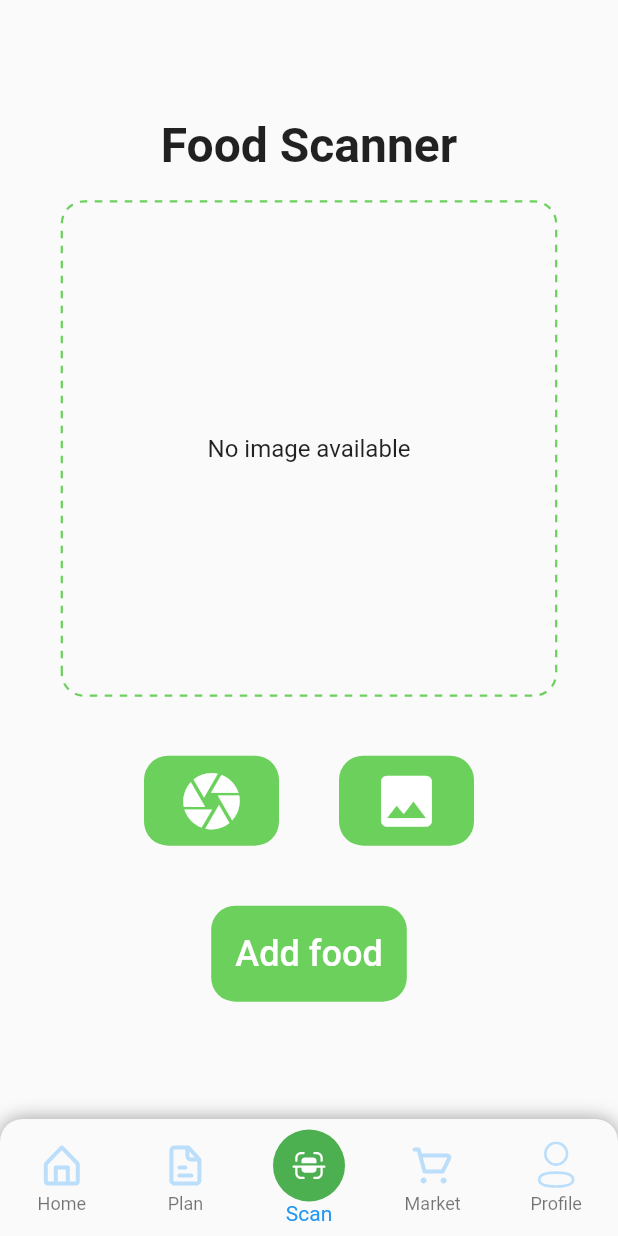
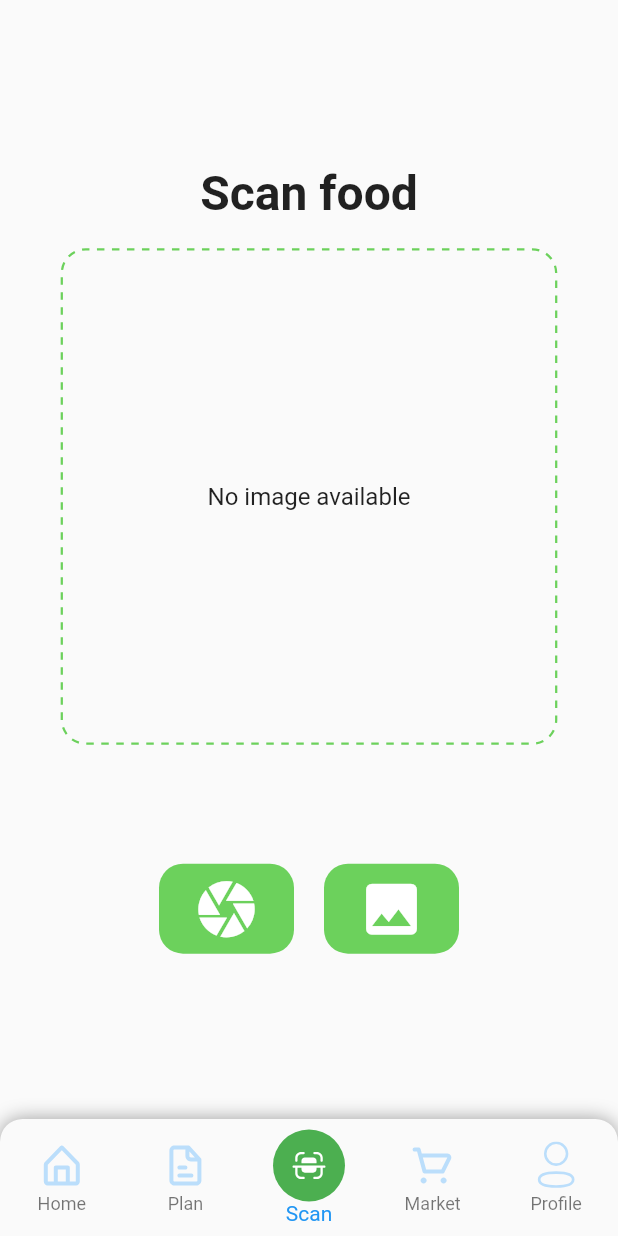
Before and after one commit to SonNguyen9720/plan_meal_app, a Flutter app: the ScanFoodScreen screen opened directly, on a phone screen of 412 x 824 dp. Run offline on Flutter 3.47's test engine with Material 2 defaults, Android fonts, the phone set to English and light mode, and no system bars; drawn by our look-alikes of dotted_border; our stand-ins replace bloc, camera, carousel_slider, dio, equatable, firebase_core and 12 more; accounts and stored records are empty; Roboto replaces fonts that are missing (Signika).

Commit message:
Update scan food UI

```diff
--- a/lib/config/server_addresses.dart
+++ b/lib/config/server_addresses.dart
@@ -26,4 +26,7 @@ class ServerAddresses {
   static const addDish = "/menu/add-dish";
   static const removeDish = "/menu/remove-dish";
 
+  //classification
+  static const classification = "/classification";
+
 }
--- a/lib/data/repositories/abstract/food_repository.dart
+++ b/lib/data/repositories/abstract/food_repository.dart
@@ -5,4 +5,5 @@ abstract class FoodRepository {
   Future<String> addMealFood(String dishId, String date, String meal,
       {int quantity = 1});
   Future<Food> getFood(String dishId);
+  Future<List<String>> detectFood(String imageUrl);
 }
--- a/lib/data/repositories/food_repository_impl.dart
+++ b/lib/data/repositories/food_repository_impl.dart
@@ -22,4 +22,9 @@ class FoodRepositoryImpl extends FoodRepository {
   Future<Food> getFood(String dishId) {
     return foodRepositoryRemote.getFood(dishId);
   }
+
+  @override
+  Future<List<String>> detectFood(String imageUrl) {
+    return foodRepositoryRemote.detectFood(imageUrl);
+  }
 }
--- a/lib/data/repositories/remote_repositories/repositories/food_repository_remote.dart
+++ b/lib/data/repositories/remote_repositories/repositories/food_repository_remote.dart
@@ -79,4 +79,22 @@ class FoodRepositoryRemote extends FoodRepository {
       throw jsonResponse['message'];
     }
   }
+
+  @override
+  Future<List<String>> detectFood(String imageUrl) async {
+    var dio = Dio();
+    var header = {
+      'accept': '*/*',
+      'Content-Type' : 'application/json'
+    };
+    var route = ServerAddresses.serverAddress + ServerAddresses.classification;
+    var bodyData = {
+      "image": imageUrl
+    };
+    final response = await dio.post(route, data: bodyData, options: Options(
+      headers: header
+    ));
+    String jsonResponse = response.statusMessage ?? "";
+    return [jsonResponse];
+  }
 }
--- a/lib/presentation/features/scan_food/scan_food_screen.dart
+++ b/lib/presentation/features/scan_food/scan_food_screen.dart
@@ -33,13 +33,7 @@ class _ScanFoodScreenState extends State<ScanFoodScreen> {
             child: Column(
               mainAxisAlignment: MainAxisAlignment.center,
               children: [
-                const Text(
-                  "Food Scanner",
-                  style: TextStyle(
-                    fontSize: 32,
-                    fontWeight: FontWeight.bold,
-                  ),
-                ),
+                buildTitle(context, state),
                 Padding(
                   padding: const EdgeInsets.only(top: 18),
                   child: buildImage(context, state),
@@ -47,73 +41,10 @@ class _ScanFoodScreenState extends State<ScanFoodScreen> {
                 const SizedBox(
                   height: 40,
                 ),
-                Row(
-                  mainAxisAlignment: MainAxisAlignment.center,
-                  children: [
-                    Container(
-                        height: 60,
-                        width: 90,
-                        decoration: const BoxDecoration(
-                            color: AppColors.green,
-                            borderRadius:
-                                BorderRadius.all(Radius.circular(16))),
-                        child: IconButton(
-                            onPressed: () {
-                              BlocProvider.of<ScanFoodBloc>(context)
-                                  .add(ScanFoodChooseImageFromCameraEvent());
-                            },
-                            icon: const Icon(
-                              Icons.camera,
-                              size: 45,
-                              color: AppColors.white,
-                            ))),
-                    const SizedBox(
-                      width: 40,
-                    ),
-                    Container(
-                        height: 60,
-                        width: 90,
-                        decoration: const BoxDecoration(
-                            color: AppColors.green,
-                            borderRadius:
-                                BorderRadius.all(Radius.circular(16))),
-                        child: IconButton(
-                            onPressed: () {
-                              BlocProvider.of<ScanFoodBloc>(context)
-                                  .add(ScanFoodChooseImageFromGalleryEvent());
-                            },
-                            icon: const Icon(
-                              Icons.image,
-                              size: 45,
-                              color: AppColors.white,
-                            )))
-                  ],
-                ),
                 const SizedBox(
                   height: 40,
                 ),
-                Align(
-                  alignment: Alignment.center,
-                  child: Container(
-                    padding:
-                        const EdgeInsets.symmetric(vertical: 8, horizontal: 8),
-                    decoration: const BoxDecoration(
-                        color: AppColors.green,
-                        borderRadius: BorderRadius.all(Radius.circular(16))),
-                    child: TextButton(
-                      onPressed: () {
-
-                      },
-                      child: const Text(
-                        "Add food",
-                        style: TextStyle(
-                          color: AppColors.white,
-                          fontSize: 24,
-                        ),
-                      ),
-                    ),
-                  ),
-                ),
+                buildButton(context, state),
               ],
             ),
           );
@@ -126,14 +57,22 @@ class _ScanFoodScreenState extends State<ScanFoodScreen> {
   Widget buildImage(BuildContext context, ScanFoodState state) {
     var size = MediaQuery.of(context).size;
     if (state is ScanFoodLoadImage) {
-      return const Text("has image");
+      return ClipRRect(
+        borderRadius: BorderRadius.circular(16),
+        child: Image.network(
+          state.imageUrl,
+          height: size.width * 0.8,
+          width: size.width * 0.8,
+          fit: BoxFit.cover,
+        ),
+      );
     }
     return SizedBox(
       height: size.width * 0.8,
       width: size.width * 0.8,
       child: DottedBorder(
         borderType: BorderType.RRect,
-        radius: const Radius.circular(15),
+        radius: const Radius.circular(16),
         dashPattern: const [5, 5],
         color: AppColors.green,
         strokeWidth: 1.5,
@@ -144,6 +83,145 @@ class _ScanFoodScreenState extends State<ScanFoodScreen> {
           ),
         ),
       ),
+    );
+  }
+
+  Widget buildTitle(BuildContext context, ScanFoodState state) {
+    return const Text(
+      "Scan food",
+      style: TextStyle(
+        fontSize: 32,
+        fontWeight: FontWeight.bold,
+      ),
+    );
+  }
+
+  Widget buildButton(BuildContext context, ScanFoodState state) {
+    if (state is ScanFoodInitial) {
+      return Row(
+        mainAxisAlignment: MainAxisAlignment.center,
+        children: [
+          Container(
+              height: 60,
+              width: 90,
+              decoration: const BoxDecoration(
+                  color: AppColors.green,
+                  borderRadius: BorderRadius.all(Radius.circular(16))),
+              child: IconButton(
+                  onPressed: () {
+                    BlocProvider.of<ScanFoodBloc>(context)
+                        .add(ScanFoodChooseImageFromCameraEvent());
+                  },
+                  icon: const Icon(
+                    Icons.camera,
+                    size: 45,
+                    color: AppColors.white,
+                  ))),
+          const SizedBox(
+            width: 20,
+          ),
+          Container(
+              height: 60,
+              width: 90,
+              decoration: const BoxDecoration(
+                  color: AppColors.green,
+                  borderRadius: BorderRadius.all(Radius.circular(16))),
+              child: IconButton(
+                  onPressed: () {
+                    BlocProvider.of<ScanFoodBloc>(context)
+                        .add(ScanFoodChooseImageFromGalleryEvent());
+                  },
+                  icon: const Icon(
+                    Icons.image,
+                    size: 45,
+                    color: AppColors.white,
+                  )))
+        ],
+      );
+    }
+    return Row(
+      children: [
+        Expanded(
+          child: SizedBox(
+            height: 100,
+            child: ListView(
+              scrollDirection: Axis.horizontal,
+              children: [
+                Card(
+                  child: Container(
+                    height: 80,
+                    width: 300,
+                    padding: const EdgeInsets.symmetric(horizontal: 8, vertical: 8),
+                    decoration: BoxDecoration(
+                      borderRadius: BorderRadius.circular(16),
+                    ),
+                    child: Row(
+                      mainAxisSize: MainAxisSize.min,
+                      children: [
+                        ClipRRect(
+                          borderRadius: BorderRadius.circular(16),
+                          child: Image.network(
+                              "https://cdn-prod.unimealplan.com/recipe/3c935bb0e26de3b8eeab3c91f4533302.jpeg",
+                            height: 80,
+                            width: 80,
+                            fit: BoxFit.cover,
+                          ),
+                        ),
+                        const SizedBox(width: 20,),
+                        Column(
+                          mainAxisAlignment: MainAxisAlignment.center,
+                          children: [
+                            Text("Food 1", style: TextStyle(fontSize: 24),),
+                            Text("244 kcals", style: TextStyle(
+                              fontSize: 16,
+                              color: AppColors.gray,
+                            ),)
+                          ],
+                        ),
+                      ],
+                    ),
+                  ),
+                ),
+                Card(
+                  child: Container(
+                    height: 80,
+                    width: 300,
+                    padding: const EdgeInsets.symmetric(horizontal: 8, vertical: 8),
+                    decoration: BoxDecoration(
+                      borderRadius: BorderRadius.circular(16),
+                    ),
+                    child: Row(
+                      mainAxisSize: MainAxisSize.min,
+                      children: [
+                        ClipRRect(
+                          borderRadius: BorderRadius.circular(16),
+                          child: Image.network(
+                            "https://cdn-prod.unimealplan.com/recipe/3c935bb0e26de3b8eeab3c91f4533302.jpeg",
+                            height: 80,
+                            width: 80,
+                            fit: BoxFit.cover,
+                          ),
+                        ),
+                        const SizedBox(width: 20,),
+                        Column(
+                          mainAxisAlignment: MainAxisAlignment.center,
+                          children: [
+                            Text("Food 1", style: TextStyle(fontSize: 24),),
+                            Text("244 kcals", style: TextStyle(
+                              fontSize: 16,
+                              color: AppColors.gray,
+                            ),)
+                          ],
+                        ),
+                      ],
+                    ),
+                  ),
+                ),
+              ],
+            ),
+          ),
+        ),
+      ],
     );
   }
 
```
